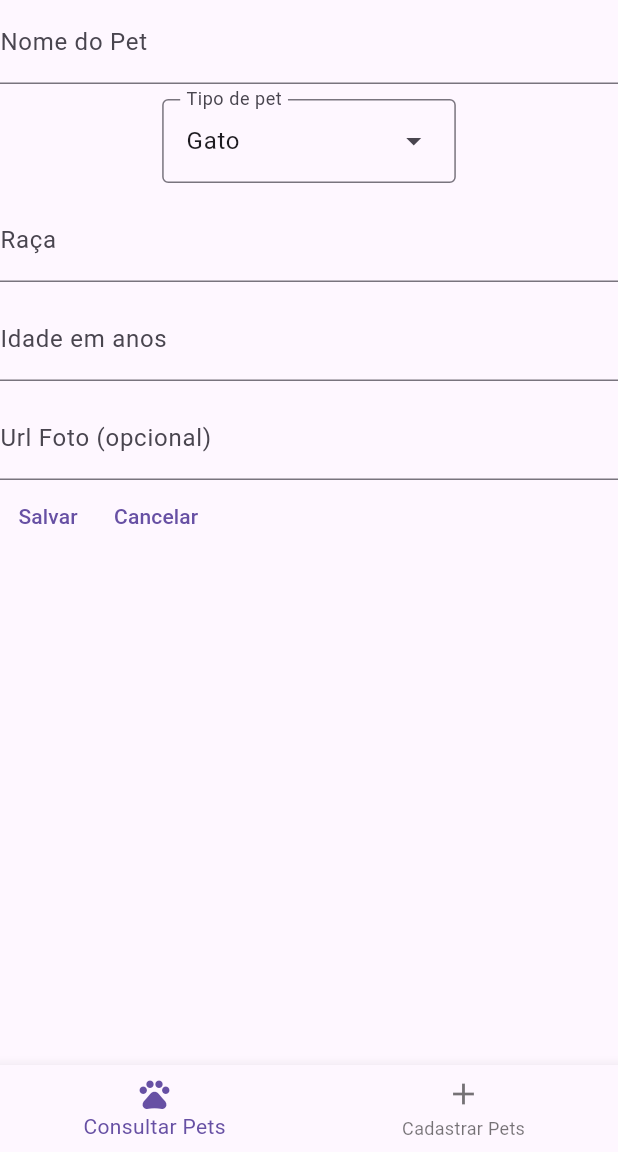
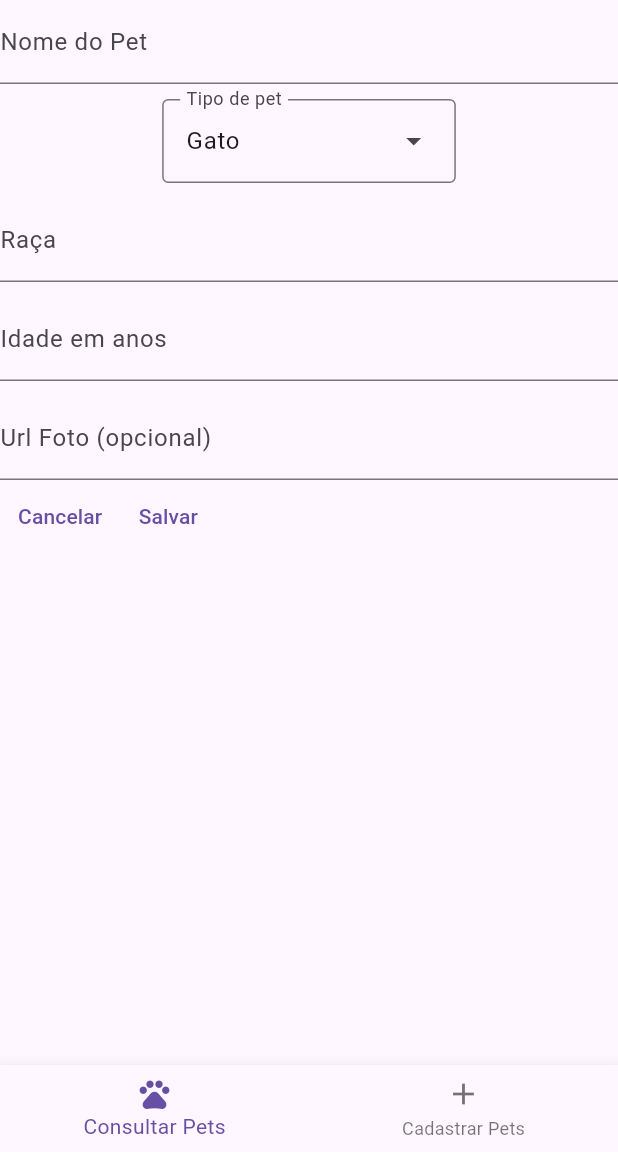
Before and after one commit to yDewolf/AulasFlutter, a Flutter app: the screen it shows after launch, swiped to page 2, on a phone screen of 412 x 824 dp, the part 84-1236 px from its top. Run offline on Flutter 3.47's test engine with Material 3 defaults, Android fonts, the phone set to English and light mode, and no system bars.

Commit message:
Fixed the card not updating after editing

```diff
--- a/projeto_pet_shop/lib/navigator.dart
+++ b/projeto_pet_shop/lib/navigator.dart
@@ -33,7 +33,7 @@ class _PageNavigatorState extends State<PageNavigator> {
   @override
   Widget build(BuildContext context) {
     final screens = [
-      HomePage(pets: widget.app_variables.pets), PetEditForm(pets: widget.app_variables.pets)
+      HomePage(pets: widget.app_variables.pets), PetEditForm(pets: widget.app_variables.pets, onConfirm: () {},)
     ];
 
     return Scaffold(
--- a/projeto_pet_shop/lib/screens/pet_register.dart
+++ b/projeto_pet_shop/lib/screens/pet_register.dart
@@ -17,17 +17,23 @@ class _PetRegisterState extends State<PetRegister> {
   Widget build(BuildContext context) {
     return Container(
       padding: EdgeInsets.all(16.0),
-      child: PetEditForm(pets: widget.pets),
+      child: PetEditForm(pets: widget.pets, onConfirm: () {}),
     );
   }
 
 }
 
+enum PetFormModes {
+  Add,
+  Edit
+}
+
 class PetEditForm extends StatefulWidget{
   final List<Pet> pets;
   Pet? petData;
+  VoidCallback onConfirm;
 
-  PetEditForm({super.key, required this.pets, this.petData});
+  PetEditForm({super.key, required this.pets, this.petData, required this.onConfirm});
 
   @override
   State<StatefulWidget> createState() => _PetEditFormState();
@@ -55,6 +61,8 @@ class _PetEditFormState extends State<PetEditForm> {
         duration: Duration(seconds: 2),
       ),
     );
+
+    widget.onConfirm();
   }
 
   void addPet(String name, String race, int age, PetTypes type, String imageUrl) {
@@ -79,6 +87,15 @@ class _PetEditFormState extends State<PetEditForm> {
       selectedPetType,
       imageController.text
     );
+
+    ScaffoldMessenger.of(context).showSnackBar(
+      SnackBar(
+        content: Text("Pet editado com sucesso!"),
+        duration: Duration(seconds: 2),
+      ),
+    );
+
+    widget.onConfirm();
   }
 
   void editPet(String name, String race, int age, PetTypes type, String imageUrl) {
@@ -97,9 +114,9 @@ class _PetEditFormState extends State<PetEditForm> {
   Widget build(BuildContext context) {
     // 1 -> Adicionar
     // 2 -> Editar
-    int mode = 1;
+    PetFormModes mode = PetFormModes.Add;
     if (widget.petData != null) {
-      mode = 2;
+      mode = PetFormModes.Edit;
       nameController.text = widget.petData!.name;
       raceController.text = widget.petData!.race;
       ageController.text = widget.petData!.age.toString();
@@ -164,11 +181,13 @@ class _PetEditFormState extends State<PetEditForm> {
           ],
         ),
         Builder(builder: (context) {
-          if (mode == 1) {
-            return _PetAddButtons(nameController: nameController, ageController: ageController, selectedPetType: selectedPetType, confirmPetRegister: _confirmPetRegister);
+          switch (mode) {
+            case PetFormModes.Add:
+              return _PetAddButtons(nameController: nameController, ageController: ageController, selectedPetType: selectedPetType, confirmPetRegister: _confirmPetRegister);
+
+            case PetFormModes.Edit:
+              return _PetEditButtons(confirmPetEdit: _confirmPetEdit);
           }
-
-          return _PetEditButtons(confirmPetEdit: _confirmPetEdit);
         })
       ],
     );
@@ -192,6 +211,12 @@ class _PetAddButtons extends StatelessWidget {
   Widget build(BuildContext context) {
     return Row(
       children: [
+        TextButton(
+          child: Text("Cancelar"),
+          onPressed: () {
+
+          },
+        ),
         TextButton(
           child: Text("Salvar"),
           onPressed: () {
@@ -238,12 +263,6 @@ class _PetAddButtons extends StatelessWidget {
             );
           }
         ),
-        TextButton(
-          child: Text("Cancelar"),
-          onPressed: () {
-
-          },
-        ),
       ],
     );
   }
@@ -259,6 +278,12 @@ class _PetEditButtons extends StatelessWidget {
     return Row(
       children: [
         TextButton(
+          child: Text("Cancelar"),
+          onPressed: () {
+            Navigator.of(context).pop();
+          },
+        ),
+        TextButton(
           child: Text("Salvar"),
           onPressed: () {
             // Navigator.of(context).pop();
@@ -272,12 +297,6 @@ class _PetEditButtons extends StatelessWidget {
             );
           },
         ),
-        TextButton(
-          child: Text("Cancelar"),
-          onPressed: () {
-            Navigator.of(context).pop();
-          },
-        ),
       ],
     );
   }
```
Also changed, not shown: projeto_pet_shop/lib/screens/home.dart (+8 -2 lines).
